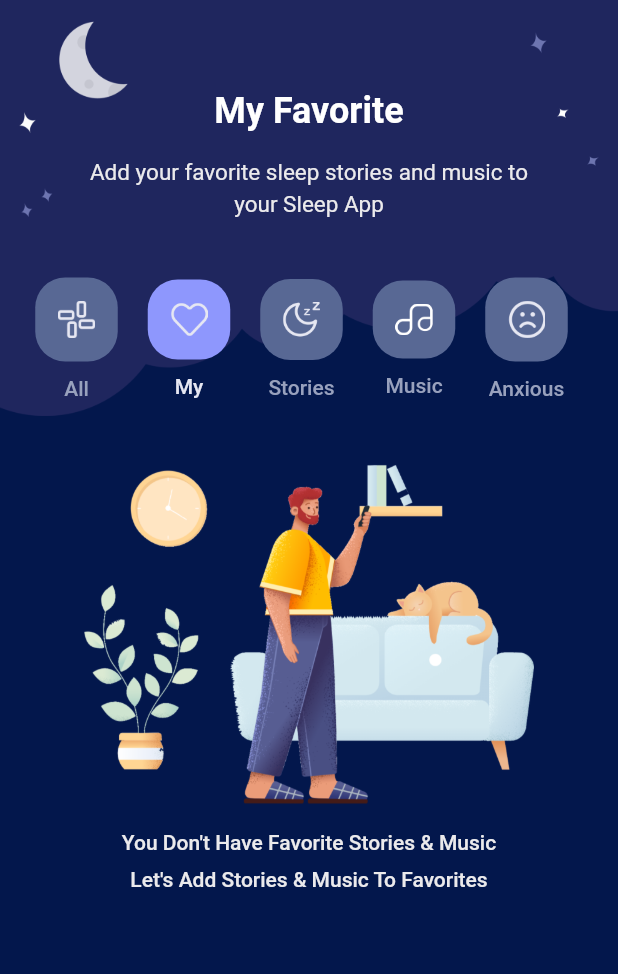
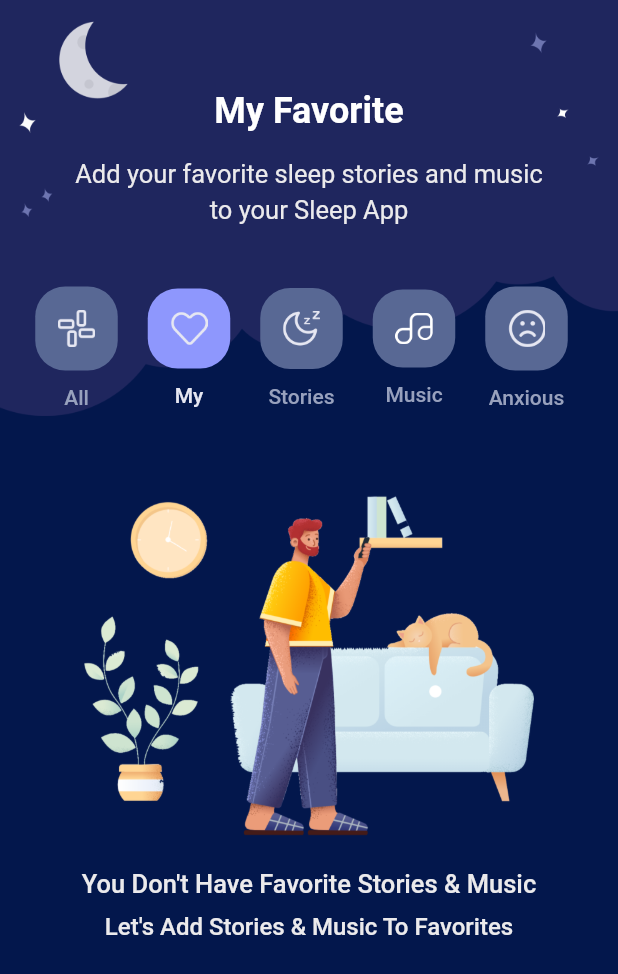
Before and after one commit to utrodus/flutter-sleep-app, a Flutter app: the HomeScreen screen opened directly, after a tap on "My", on a phone screen of 412 x 824 dp. Shown: the top 974 px of the screen. Run offline on Flutter 3.47's test engine with Material 2 defaults, Android fonts, the light colour scheme and no system bars; our stand-ins replace audio_video_progress_bar, flutter_iconly, just_audio, shared_preferences, shimmer; accounts and stored records are empty; network calls fail.

Commit message:
fix: layout home screen

```diff
--- a/lib/src/view/home/home_screen.dart
+++ b/lib/src/view/home/home_screen.dart
@@ -149,7 +149,9 @@ class _HomeScreenState extends State<HomeScreen> {
                 fit: BoxFit.cover,
               ),
               Padding(
-                padding: const EdgeInsets.fromLTRB(0, 60, 0, 20),
+                padding: selectedCategoryId == 4
+                    ? const EdgeInsets.only(top: 60)
+                    : const EdgeInsets.fromLTRB(0, 60, 0, 20),
                 child: Column(
                   children: [
                     Center(
@@ -166,6 +168,7 @@ class _HomeScreenState extends State<HomeScreen> {
                           style:
                               Theme.of(context).textTheme.bodyText1!.copyWith(
                                     height: 1.4,
+                                    fontSize: 17,
                                   ),
                           textAlign: TextAlign.center,
                         ),
@@ -284,8 +287,8 @@ class _HomeScreenState extends State<HomeScreen> {
                                 child: FadeInImage.assetNetwork(
                                   placeholder: "assets/image_placeholder.jpg",
                                   height: constraints.maxWidth > 600
-                                      ? screenHeight * 0.4
-                                      : screenHeight * 0.3,
+                                      ? screenHeight * 0.45
+                                      : screenHeight * 0.35,
                                   width: double.infinity,
                                   fit: BoxFit.cover,
                                   alignment: Alignment.centerLeft,
@@ -298,6 +301,7 @@ class _HomeScreenState extends State<HomeScreen> {
                                         : screenHeight * 0.3,
                                     width: double.infinity,
                                     fit: BoxFit.cover,
+                                    alignment: Alignment.center,
                                   ),
                                 ),
                               ),
@@ -313,7 +317,7 @@ class _HomeScreenState extends State<HomeScreen> {
                         child: Column(
                           children: [
                             const SizedBox(
-                              height: 15,
+                              height: 30,
                             ),
                             const Image(
                               image:
@@ -323,7 +327,7 @@ class _HomeScreenState extends State<HomeScreen> {
                               fit: BoxFit.contain,
                             ),
                             const SizedBox(
-                              height: 10,
+                              height: 15,
                             ),
                             Text(
                               "You Don't Have Favorite Stories & Music",
@@ -333,6 +337,7 @@ class _HomeScreenState extends State<HomeScreen> {
                                   .copyWith(
                                     fontWeight: medium,
                                     height: 1.4,
+                                    fontSize: 17,
                                   ),
                             ),
                             const SizedBox(
@@ -346,6 +351,7 @@ class _HomeScreenState extends State<HomeScreen> {
                                   .copyWith(
                                     fontWeight: medium,
                                     height: 1.4,
+                                    fontSize: 16,
                                   ),
                             ),
                           ],
@@ -521,7 +527,9 @@ class _HomeScreenState extends State<HomeScreen> {
                     width: constraints.maxWidth > 1200
                         ? 1200
                         : constraints.maxWidth,
-                    padding: const EdgeInsets.fromLTRB(40, 60, 40, 20),
+                    padding: selectedCategoryId == 4
+                        ? const EdgeInsets.fromLTRB(40, 60, 40, 0)
+                        : const EdgeInsets.fromLTRB(40, 60, 40, 20),
                     child: Column(
                       children: [
                         Center(
@@ -591,7 +599,7 @@ class _HomeScreenState extends State<HomeScreen> {
                                     child: FadeInImage.assetNetwork(
                                       placeholder:
                                           "assets/image_placeholder.jpg",
-                                      height: screenHeight * 0.45,
+                                      height: screenHeight * 0.5,
                                       width: double.infinity,
                                       fit: BoxFit.cover,
                                       image:
@@ -599,7 +607,7 @@ class _HomeScreenState extends State<HomeScreen> {
                                       imageErrorBuilder: (c, o, s) =>
                                           Image.asset(
                                         "assets/image_placeholder.jpg",
-                                        height: screenHeight * 0.45,
+                                        height: screenHeight * 0.5,
                                         width: double.infinity,
                                         fit: BoxFit.contain,
                                       ),
```
